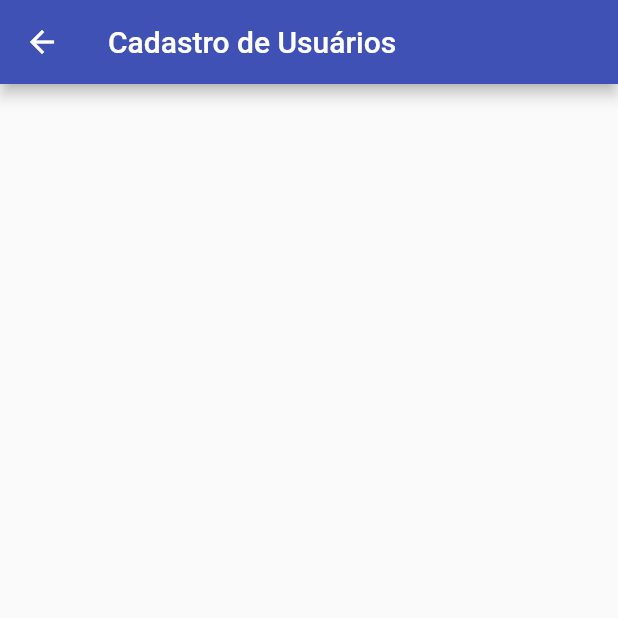
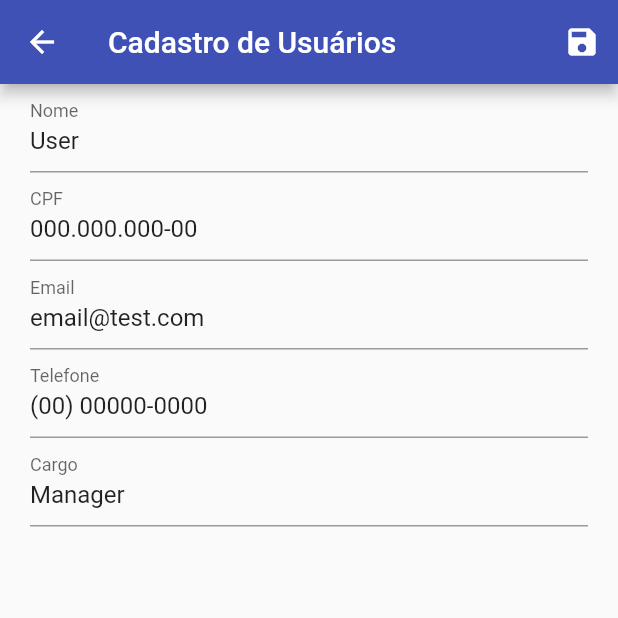
Before and after one commit to roberto-silva/its-ready, a Flutter app: the screen it shows after launch, after a tap on the "edit" icon, on a phone screen of 412 x 824 dp, the top half of it. Run offline on Flutter 3.47's test engine with Material 2 defaults, Android fonts, the phone set to English and light mode, and no system bars.

```diff
--- a/front-end/ta_pronto/lib/views/user_form.dart
+++ b/front-end/ta_pronto/lib/views/user_form.dart
@@ -1,10 +1,133 @@
 import 'package:flutter/material.dart';
+import 'package:provider/provider.dart';
+import 'package:ta_pronto/models/user.dart';
+import 'package:ta_pronto/provider/users_provider.dart';
 
 class UserForm extends StatelessWidget {
+  final _form = GlobalKey<FormState>();
+  final Map<String, String> _formData = {};
+
+  void _loadFormData(User user) {
+    _formData['id'] = user.id;
+    _formData['name'] = user.name;
+    _formData['email'] = user.email;
+    _formData['cpf'] = user.cpf;
+    _formData['role'] = user.role;
+    _formData['phone'] = user.phone;
+  }
+
   @override
   Widget build(BuildContext context) {
+    final User user = ModalRoute.of(context).settings.arguments;
+    if (user != null) {
+      _loadFormData(user);
+    }
+
     return Scaffold(
-      appBar: AppBar(title: Text('Cadastro de Usuários')),
+      appBar: AppBar(
+        title: Text('Cadastro de Usuários'),
+        actions: <Widget>[
+          IconButton(
+            icon: Icon(Icons.save),
+            onPressed: () {
+              if (_form.currentState.validate()) {
+                _form.currentState.save();
+                Provider.of<UsersProvider>(context, listen: false).put(
+                  User(
+                      name: _formData['name'],
+                      email: _formData['email'],
+                      cpf: _formData['cpf'],
+                      role: _formData['role'],
+                      phone: _formData['phone']),
+                );
+                Navigator.of(context).pop();
+              }
+            },
+          )
+        ],
+      ),
+      body: Container(
+        child: new SingleChildScrollView(
+          padding: EdgeInsets.fromLTRB(20, 0, 20, 0),
+          child: Form(
+            key: _form,
+            child: Column(
+              children: <Widget>[
+                TextFormField(
+                  initialValue: _formData['name'],
+                  decoration: InputDecoration(labelText: 'Nome'),
+                  validator: (value) {
+                    if (value == null || value.trim().isEmpty) {
+                      return "Campo obrigatório";
+                    }
+                    if (value.trim().length < 3) {
+                      return "Valor mínimo 3 caracteres.";
+                    }
+                    return null;
+                  },
+                  onSaved: (value) => _formData['name'] = value,
+                ),
+                TextFormField(
+                  initialValue: _formData['cpf'],
+                  decoration: InputDecoration(labelText: 'CPF'),
+                  validator: (value) {
+                    if (value == null || value.trim().isEmpty) {
+                      return "Campo obrigatório";
+                    }
+                    if (value.trim().length < 11) {
+                      return "CPF inválido";
+                    }
+                    return null;
+                  },
+                  onSaved: (value) => _formData['cpf'] = value,
+                ),
+                TextFormField(
+                  initialValue: _formData['email'],
+                  decoration: InputDecoration(labelText: 'Email'),
+                  validator: (value) {
+                    if (value == null || value.trim().isEmpty) {
+                      return "Campo obrigatório";
+                    }
+                    if (value.trim().length < 3) {
+                      return "Valor mínimo 3 caracteres.";
+                    }
+                    return null;
+                  },
+                  onSaved: (value) => _formData['email'] = value,
+                ),
+                TextFormField(
+                  initialValue: _formData['phone'],
+                  decoration: InputDecoration(labelText: 'Telefone'),
+                  validator: (value) {
+                    if (value == null || value.trim().isEmpty) {
+                      return "Campo obrigatório";
+                    }
+                    if (value.trim().length < 11) {
+                      return "Valor mínimo 11 caracteres.";
+                    }
+                    return null;
+                  },
+                  onSaved: (value) => _formData['phone'] = value,
+                ),
+                TextFormField(
+                  initialValue: _formData['role'],
+                  decoration: InputDecoration(labelText: 'Cargo'),
+                  validator: (value) {
+                    if (value == null || value.trim().isEmpty) {
+                      return "Campo obrigatório";
+                    }
+                    if (value.trim().length < 3) {
+                      return "Valor mínimo 3 caracteres.";
+                    }
+                    return null;
+                  },
+                  onSaved: (value) => _formData['role'] = value,
+                )
+              ],
+            ),
+          ),
+        ),
+      ),
     );
   }
 }
```
Also changed, not shown: front-end/ta_pronto/lib/components/user_title.dart (+29 -2 lines).
